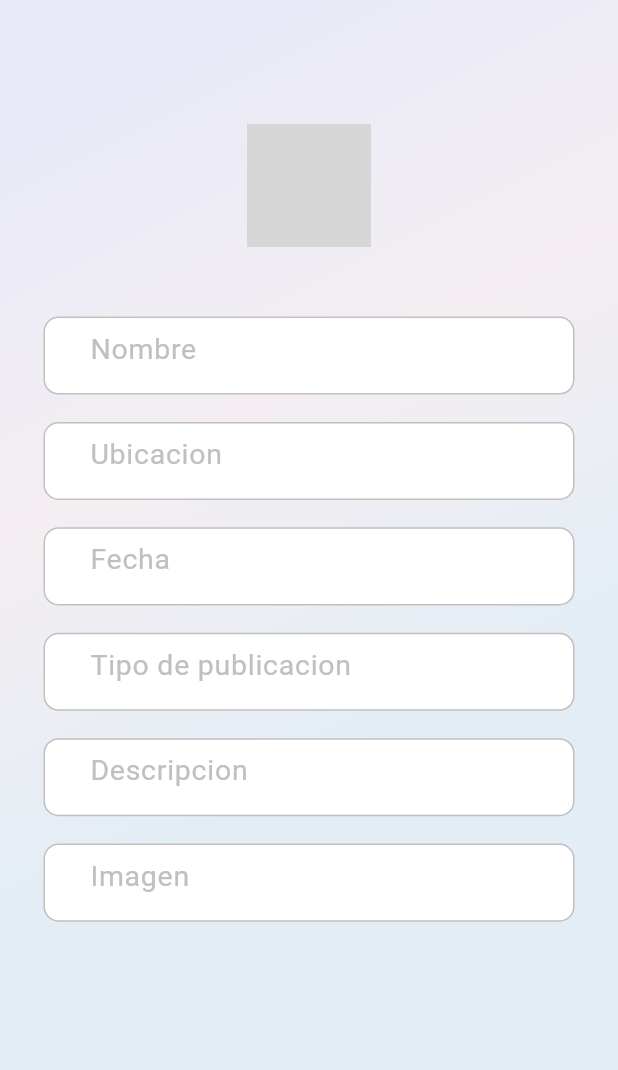
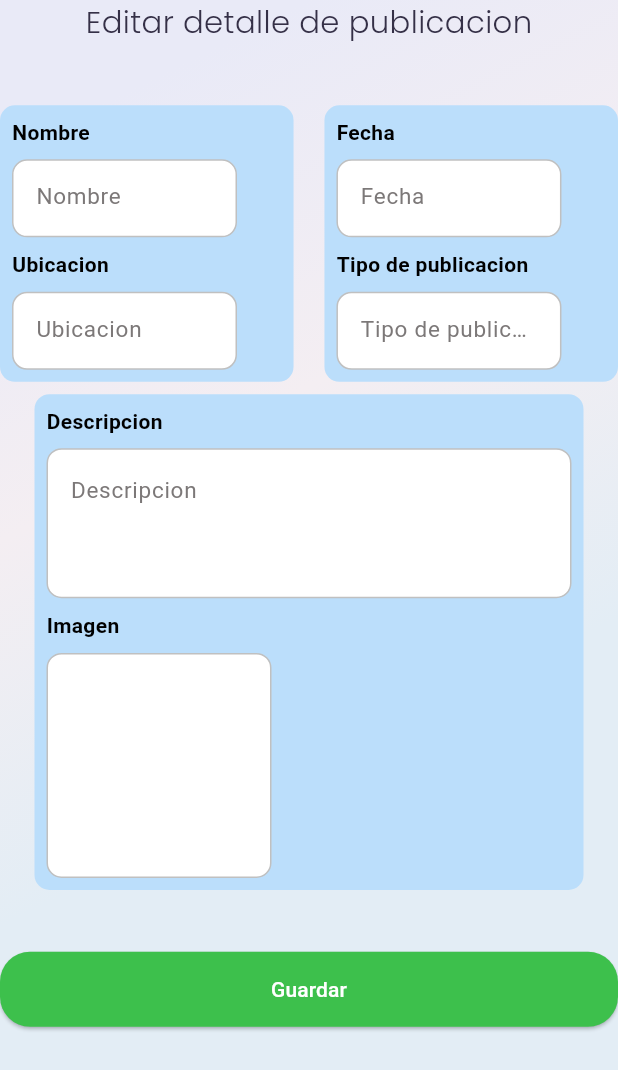
Before and after one commit to lduchi/Front-Family_Lost-FAAN, a Flutter app: the EditPost screen opened directly, on a phone screen of 412 x 824 dp. Shown: the top 1070 px of the screen. Run offline on Flutter 3.47's test engine with Material 3 defaults, Android fonts, the light colour scheme and no system bars; our stand-ins replace flutter_bloc, google_fonts, iconly, lottie; missing offline and left inert: material_dialogs; project files that could hold a hidden picture were left out; grey boxes are pictures that could not be loaded.

Commit message:
edit_post2

```diff
--- a/lib/Screen/edit_post.dart
+++ b/lib/Screen/edit_post.dart
@@ -1,13 +1,17 @@
 import 'package:flutter/material.dart';
 import '../Utils/colors.dart';
+import 'package:familylost_faan/utilities/fonts/app_fonts.dart';
 
 class EditPost extends StatelessWidget {
-const EditPost({super.key});
+ EditPost({super.key});
+
+  TextEditingController scottvalueoneController = TextEditingController();
 @override
   Widget build(BuildContext context) {
     Size size = MediaQuery.of(context).size;
     return Scaffold(
       body: Container(
+
         decoration: BoxDecoration(
           gradient: LinearGradient(
             begin: Alignment.topCenter,
@@ -16,19 +20,24 @@ const EditPost({super.key});
               backgroundColor2,
               backgroundColor4,
             ],
+
           ),
         ),
+
         child: SafeArea(
+
           child: ListView(
             children: [
-              SizedBox(height: size.height * 0.1),
 
               // Centered App Icon
               Center(
-                child: Image.asset(
-                  "images/icon.jpg", // Replace with your app icon image path
-                  height: size.height * 0.1,
-                  width: size.height * 0.1,
+               child: Text(
+                        "Editar detalle de publicacion",
+                        textAlign: TextAlign.start,
+                        style: AppFonts.caption.copyWith(
+                          fontSize: 20.5,
+                          color: textColor1,
+                        ),
                       ),
               ),
 
@@ -36,23 +45,124 @@ const EditPost({super.key});
 
               // User Input TextFields (Middle 1/3)
          Column(
-                mainAxisAlignment: MainAxisAlignment.center,
+  crossAxisAlignment: CrossAxisAlignment.stretch,
   children: [
-                  myTextField("Nombre"),
+    Row(
+      children: [
+        Expanded(
+          child: Container(
+            padding: const EdgeInsets.all(8.0),
+            decoration: BoxDecoration(
+              color: Colors.blue[100], // Color celeste para el fondo del marco
+              borderRadius: BorderRadius.circular(10.0),
+            ),
+            child: Column(
+              crossAxisAlignment: CrossAxisAlignment.start,
+              children: [
+                _buildTextFieldWithLabel("Nombre", "Nombre", size),
                 SizedBox(height: size.height * 0.01),
-                  myTextField("Ubicacion"),
-                  SizedBox(height: size.height * 0.01),
-                  myTextField("Fecha"),
-                  SizedBox(height: size.height * 0.01),
-                  myTextField("Tipo de publicacion"),
-                  SizedBox(height: size.height * 0.01),
-                  myTextField("Descripcion"),
-                  SizedBox(height: size.height * 0.01),
-                  myTextField("Imagen"),
-                  SizedBox(height: size.height * 0.01),
+                _buildTextFieldWithLabel("Ubicacion", "Ubicacion", size),
               ],
             ),
+          ),
+        ),
+        SizedBox(width: size.width * 0.05),
+        Expanded(
+          child: Container(
+            padding: const EdgeInsets.all(8.0),
+            decoration: BoxDecoration(
+              color: Colors.blue[100], // Color celeste para el fondo del marco
+              borderRadius: BorderRadius.circular(10.0),
+            ),
+            child: Column(
+              crossAxisAlignment: CrossAxisAlignment.start,
+              children: [
+                _buildTextFieldWithLabel("Fecha", "Fecha", size),
+                SizedBox(height: size.height * 0.01),
+                _buildTextFieldWithLabel("Tipo de publicacion", "Tipo de publicacion", size),
+              ],
+            ),
+          ),
+        ),
+      ],
+    ),
+    SizedBox(height: size.height * 0.01),
+    Center( // Centrar la parte de descripcion e imagen
+      child: Container(
+        padding: const EdgeInsets.all(8.0),
+        decoration: BoxDecoration(
+          color: Colors.blue[100], // Color celeste para el fondo del marco
+          borderRadius: BorderRadius.circular(10.0),
+        ),
+        child: Column(
+          crossAxisAlignment: CrossAxisAlignment.start,
+          children: [
+            _buildTextFieldWithLabel2("Descripcion", "Descripcion", size),
+            SizedBox(height: size.height * 0.01),
+            Text(
+              "Imagen",
+              style: TextStyle(
+                color: Colors.black,
+                fontWeight: FontWeight.bold,
+              ),
+            ),
+            SizedBox(height: size.height * 0.01),
+            // Aquí es donde colocaremos la imagen en lugar de un campo de texto
+            Container(
+              width: 150,
+              height: 150,
+              decoration: BoxDecoration(
+                color: Colors.white,
+                borderRadius: BorderRadius.circular(10),
+                border: Border.all(
+                  color: Color(0xFFC0C0C0),
+                ),
+              ),
+            ),
+          ],
+        ),
+      ),
+    ),
+  ],
+),
+
+
+
+
                SizedBox(height: size.height * 0.05), // Spacing
+
+              Container(
+
+  height: 50, // Alto personalizado del botón
+  width: 10, // Ancho personalizado del botón
+  child: ElevatedButton(
+    onPressed: () {
+      // Implementar la lógica para validar y guardar todo
+    },
+    style: ElevatedButton.styleFrom(
+      padding: EdgeInsets.zero, // Eliminar el relleno interno del botón
+      backgroundColor: Color.fromARGB(255, 61, 192, 76),
+      shape: RoundedRectangleBorder(
+        borderRadius: BorderRadius.circular(20.0), // Radio de borde personalizado
+      ),
+    ),
+    child: Ink(
+      decoration: BoxDecoration(
+        borderRadius: BorderRadius.circular(20.0), // Radio de borde personalizado
+      ),
+      child: Container(
+        alignment: Alignment.center,
+        child: Text(
+          "Guardar",
+          style: TextStyle(
+            color: Colors.white,
+          ),
+        ),
+      ),
+    ),
+  ),
+),
+              SizedBox(height: size.height * 0.07), // Spacing
 
             ],
 
@@ -61,15 +171,51 @@ const EditPost({super.key});
         ),
 
       ),
+
+    );
+
+  }
+
+  Widget _buildTitle(String title) {
+  return Container(
+    margin: const EdgeInsets.symmetric(vertical: 5.0),
+    decoration: BoxDecoration(
+      color: Colors.blue[100], // Color celeste
+      borderRadius: BorderRadius.only(
+        topLeft: Radius.circular(10.0), // Semicírculo izquierdo
+        bottomLeft: Radius.circular(10.0), // Semicírculo izquierdo
+      ),
+    ),
+    child: Padding(
+      padding: const EdgeInsets.symmetric(vertical: 5.0, horizontal: 10.0),
+      child: Text(
+        title,
+        style: TextStyle(
+          fontWeight: FontWeight.bold,
+        ),
+      ),
+    ),
   );
 }
 
-  Container myTextField(String hint) {
-  return Container(
-    width: 354,
+Widget _buildTextFieldWithLabel(String hint, String label, Size size) {
+  return Column(
+    crossAxisAlignment: CrossAxisAlignment.start,
+    children: [
+      Padding(
+        padding: const EdgeInsets.only(bottom: 8.0),
+        child: Text(
+          label,
+          style: TextStyle(
+            color: Colors.black,
+            fontWeight: FontWeight.bold,
+          ),
+        ),
+      ),
+      Container(
+        width: 150,
         height: 52.04,
-    margin: const EdgeInsets.symmetric(horizontal: 25, vertical: 5),
-    padding: const EdgeInsets.symmetric(horizontal: 20),
+        padding: const EdgeInsets.symmetric(horizontal: 5),
         decoration: BoxDecoration(
           color: Colors.white,
           borderRadius: BorderRadius.circular(10),
@@ -82,14 +228,55 @@ const EditPost({super.key});
             contentPadding: const EdgeInsets.symmetric(horizontal: 10, vertical: 15),
             hintText: hint,
             hintStyle: const TextStyle(
-          color: Color(0xFFC0C0C0),
-          fontSize: 19,
+              color: Color.fromARGB(255, 124, 120, 120),
+              fontSize: 15,
             ),
             border: InputBorder.none,
           ),
         ),
+      ),
+    ],
   );
 }
 
-
+Widget _buildTextFieldWithLabel2(String hint, String label, Size size) {
+  return Column(
+    crossAxisAlignment: CrossAxisAlignment.start,
+    children: [
+      Padding(
+        padding: const EdgeInsets.only(bottom: 8.0),
+        child: Text(
+          label,
+          style: TextStyle(
+            color: Colors.black,
+            fontWeight: FontWeight.bold,
+          ),
+        ),
+      ),
+      Container(
+        width: 350,
+        height: 100.04,
+        padding: const EdgeInsets.symmetric(horizontal: 5),
+        decoration: BoxDecoration(
+          color: Colors.white,
+          borderRadius: BorderRadius.circular(10),
+          border: Border.all(
+            color: Color(0xFFC0C0C0),
+          ),
+        ),
+        child: TextField(
+          decoration: InputDecoration(
+            contentPadding: const EdgeInsets.symmetric(horizontal: 10, vertical: 15),
+            hintText: hint,
+            hintStyle: const TextStyle(
+              color: Color.fromARGB(255, 124, 120, 120),
+              fontSize: 15,
+            ),
+            border: InputBorder.none,
+          ),
+        ),
+      ),
+    ],
+  );
 }
+}
```
Lines whose indentation alone changed are shown as unchanged.
